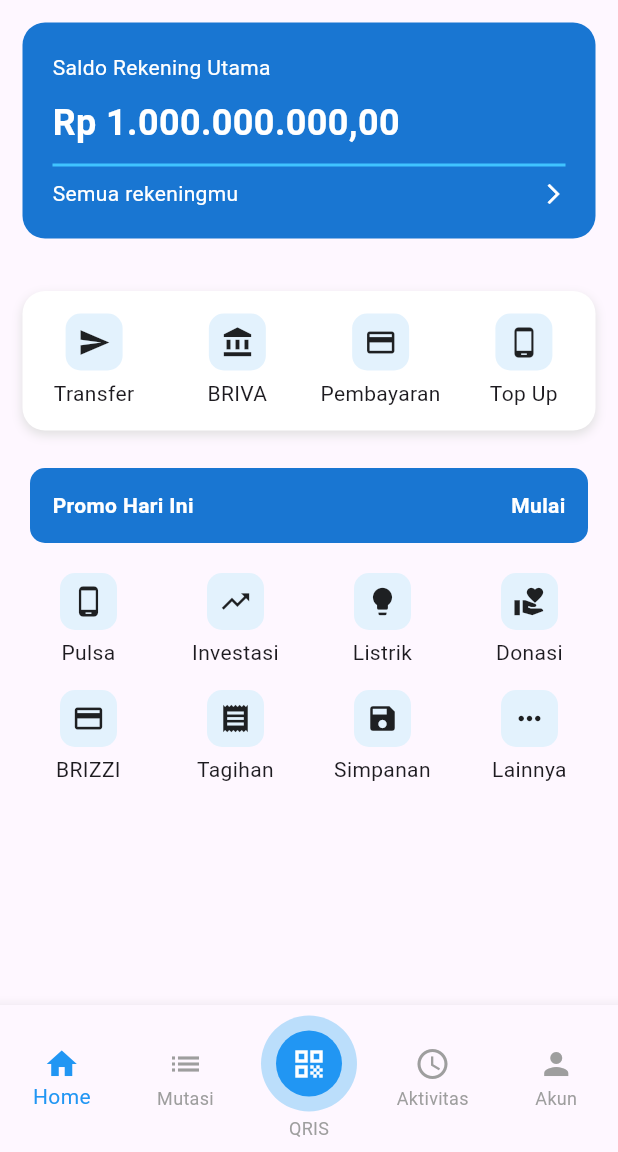
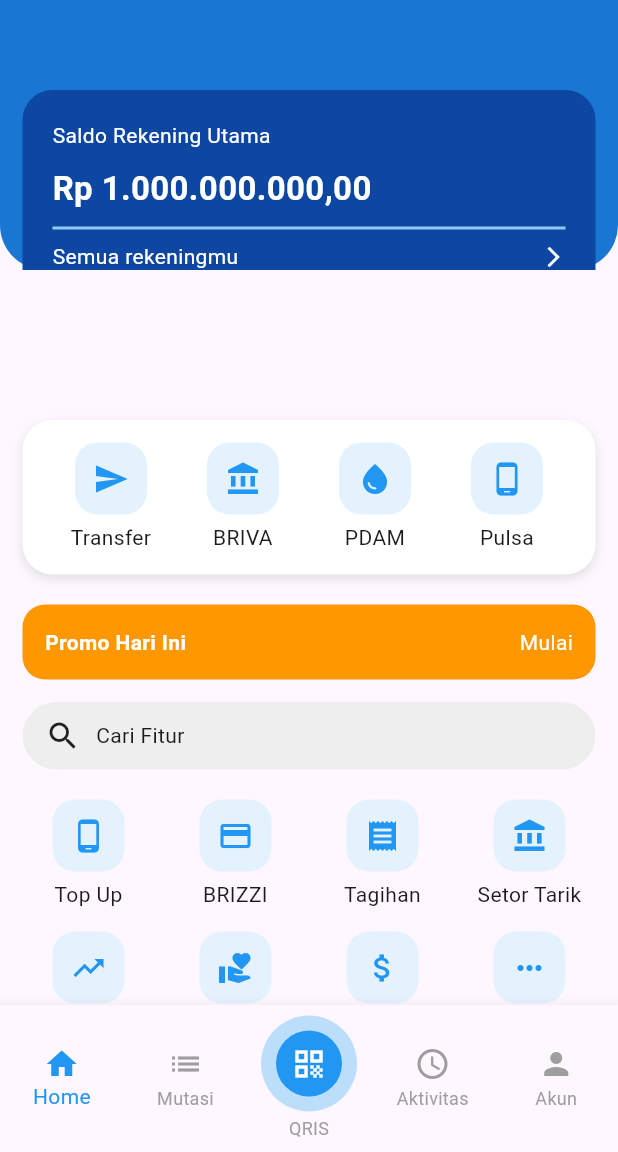
Before and after one commit to Mahrus88/brimo_app, a Flutter app: the screen it shows after launch, on a phone screen of 412 x 824 dp, the part 84-1236 px from its top. Run offline on Flutter 3.47's test engine with Material 3 defaults, Android fonts, the phone set to English and light mode, and no system bars.

Commit message:
final update uts

```diff
--- a/lib/main.dart
+++ b/lib/main.dart
@@ -36,14 +36,31 @@
       body: SingleChildScrollView(
         child: Column(
           children: [
-            // 🔵 SALDO
+
+            // 🔵 HEADER + SALDO
+            Stack(
+              children: [
                 Container(
+                  height: 180,
                   width: double.infinity,
-              margin: EdgeInsets.all(15),
+                  decoration: BoxDecoration(
+                    color: Colors.blue[700],
+                    borderRadius: BorderRadius.only(
+                      bottomLeft: Radius.circular(30),
+                      bottomRight: Radius.circular(30),
+                    ),
+                  ),
+                ),
+
+                Positioned(
+                  left: 15,
+                  right: 15,
+                  top: 60,
+                  child: Container(
                     padding: EdgeInsets.all(20),
                     decoration: BoxDecoration(
-                color: Colors.blue[700],
-                borderRadius: BorderRadius.circular(15),
+                      color: Colors.blue[900],
+                      borderRadius: BorderRadius.circular(20),
                     ),
                     child: Column(
                       crossAxisAlignment: CrossAxisAlignment.start,
@@ -57,15 +74,14 @@
                           "Rp 1.000.000.000,00",
                           style: TextStyle(
                             color: Colors.white,
-                      fontSize: 24,
+                            fontSize: 22,
                             fontWeight: FontWeight.bold,
                           ),
                         ),
                         SizedBox(height: 10),
                         Container(
                           height: 2,
-                    width: double.infinity,
-                    color: Colors.lightBlueAccent,
+                          color: Colors.blue[200],
                         ),
                         SizedBox(height: 8),
                         Row(
@@ -82,16 +98,19 @@
                       ],
                     ),
                   ),
+                ),
+              ],
+            ),
 
-            SizedBox(height: 20),
+            SizedBox(height: 100),
 
             // 🔲 MENU UTAMA
             Container(
               margin: EdgeInsets.symmetric(horizontal: 15),
-              padding: EdgeInsets.symmetric(vertical: 15),
+              padding: EdgeInsets.all(15),
               decoration: BoxDecoration(
                 color: Colors.white,
-                borderRadius: BorderRadius.circular(15),
+                borderRadius: BorderRadius.circular(20),
                 boxShadow: [
                   BoxShadow(
                     color: Colors.grey.shade300,
@@ -104,21 +123,21 @@
                 children: [
                   Expanded(child: menuItem(Icons.send, "Transfer")),
                   Expanded(child: menuItem(Icons.account_balance, "BRIVA")),
-                  Expanded(child: menuItem(Icons.payment, "Pembayaran")),
-                  Expanded(child: menuItem(Icons.phone_android, "Top Up")),
+                  Expanded(child: menuItem(Icons.water_drop, "PDAM")),
+                  Expanded(child: menuItem(Icons.phone_android, "Pulsa")),
                 ],
               ),
             ),
 
-            SizedBox(height: 25),
+            SizedBox(height: 20),
 
-            // 🔵 PROMO
+            // 🟠 PROMO
             Container(
-              margin: EdgeInsets.symmetric(horizontal: 20),
+              margin: EdgeInsets.symmetric(horizontal: 15),
               padding: EdgeInsets.all(15),
               decoration: BoxDecoration(
-                color: Colors.blue[700],
-                borderRadius: BorderRadius.circular(10),
+                color: Colors.orange,
+                borderRadius: BorderRadius.circular(15),
               ),
               child: Row(
                 mainAxisAlignment: MainAxisAlignment.spaceBetween,
@@ -132,44 +151,66 @@
                   ),
                   Text(
                     "Mulai",
-                    style: TextStyle(
-                      color: Colors.white,
-                      fontWeight: FontWeight.bold,
-                    ),
+                    style: TextStyle(color: Colors.white),
                   ),
                 ],
               ),
             ),
 
-            SizedBox(height: 20),
+            SizedBox(height: 15),
 
-            // 🔲 MENU TAMBAHAN (8)
-            Padding(
-              padding: EdgeInsets.symmetric(horizontal: 10),
-              child: Column(
+            // 🔍 SEARCH
+            Container(
+              margin: EdgeInsets.symmetric(horizontal: 15),
+              padding: EdgeInsets.symmetric(horizontal: 15),
+              height: 45,
+              decoration: BoxDecoration(
+                color: Colors.grey[200],
+                borderRadius: BorderRadius.circular(25),
+              ),
+              child: Row(
                 children: [
-                  Row(
-                    children: [
-                      Expanded(child: menuItem(Icons.phone_android, "Pulsa")),
-                      Expanded(child: menuItem(Icons.trending_up, "Investasi")),
-                      Expanded(child: menuItem(Icons.lightbulb, "Listrik")),
-                      Expanded(child: menuItem(Icons.volunteer_activism, "Donasi")),
-                    ],
-                  ),
-                  SizedBox(height: 15),
-                  Row(
-                    children: [
-                      Expanded(child: menuItem(Icons.credit_card, "BRIZZI")),
-                      Expanded(child: menuItem(Icons.receipt, "Tagihan")),
-                      Expanded(child: menuItem(Icons.save, "Simpanan")),
-                      Expanded(child: menuItem(Icons.more_horiz, "Lainnya")),
-                    ],
-                  ),
+                  Icon(Icons.search),
+                  SizedBox(width: 10),
+                  Text("Cari Fitur"),
                 ],
               ),
             ),
 
             SizedBox(height: 20),
+            // 🔲 MENU TAMBAHAN (8 MENU)
+            Padding(
+              padding: EdgeInsets.symmetric(horizontal: 10),
+              child: Column(
+                children: [
+
+                  // BARIS 1
+                  Row(
+                    children: [
+                      Expanded(child: menuItem(Icons.phone_android, "Top Up")),
+                      Expanded(child: menuItem(Icons.credit_card, "BRIZZI")),
+                      Expanded(child: menuItem(Icons.receipt, "Tagihan")),
+                      Expanded(child: menuItem(Icons.account_balance, "Setor Tarik")),
+                    ],
+                  ),
+
+                  SizedBox(height: 15),
+
+                  // BARIS 2
+                  Row(
+                    children: [
+                      Expanded(child: menuItem(Icons.trending_up, "Investasi")),
+                      Expanded(child: menuItem(Icons.volunteer_activism, "Donasi")),
+                      Expanded(child: menuItem(Icons.attach_money, "Pinjaman")),
+                      Expanded(child: menuItem(Icons.more_horiz, "Lainnya")),
+                    ],
+                  ),
+
+                ],
+              ),
+            ),
+
+            SizedBox(height: 30),
           ],
         ),
       ),
@@ -223,15 +264,14 @@
 // 🔧 MENU ITEM
 Widget menuItem(IconData icon, String text) {
   return Column(
-    mainAxisAlignment: MainAxisAlignment.center,
     children: [
       Container(
-        padding: EdgeInsets.all(8),
+        padding: EdgeInsets.all(12),
         decoration: BoxDecoration(
           color: Colors.blue[50],
-          borderRadius: BorderRadius.circular(10),
+          borderRadius: BorderRadius.circular(15),
         ),
-        child: Icon(icon, size: 22),
+        child: Icon(icon, size: 24, color: Colors.blue),
       ),
       SizedBox(height: 5),
       Text(
```
Also changed, not shown: 1 other file. Lines whose indentation alone changed are shown as unchanged.
